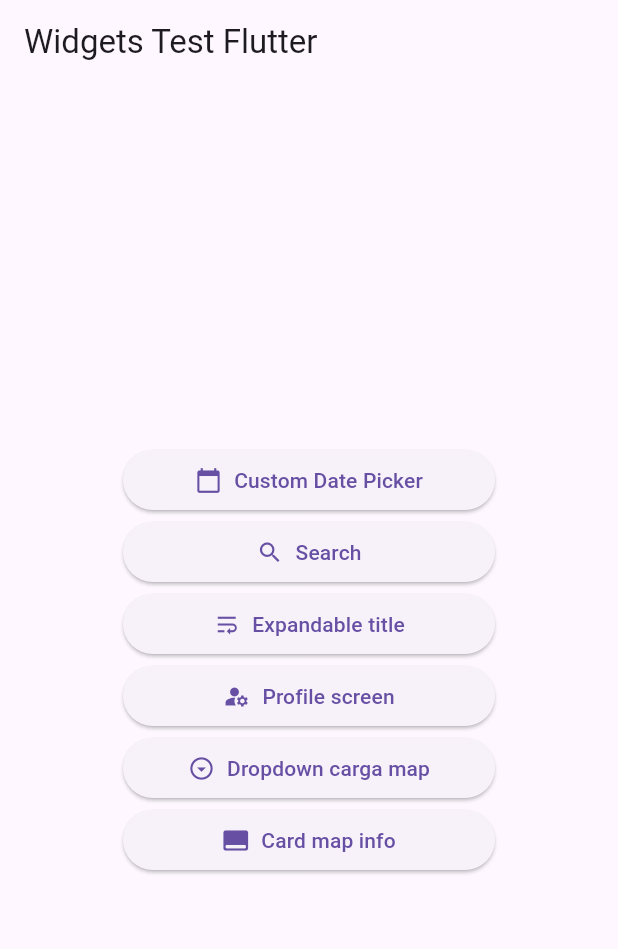
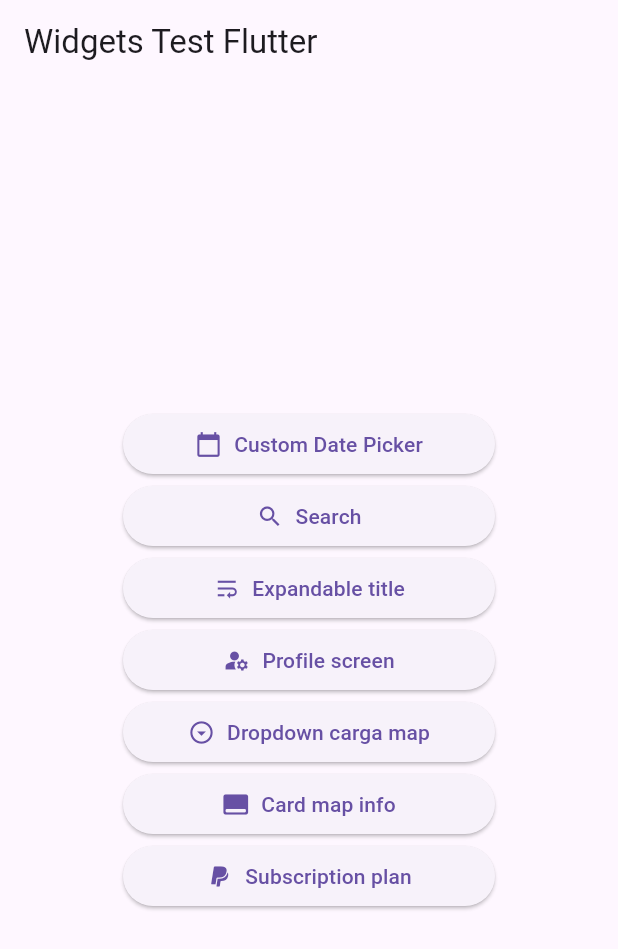
Before and after one commit to YaidelLuis/widget-test-flutter, a Flutter app: the screen it shows after launch, on a phone screen of 412 x 824 dp. Shown: the top 949 px of the screen. Run offline on Flutter 3.47's test engine with Material 3 defaults, Android fonts, the phone set to English and light mode, and no system bars; missing offline and left inert: animated_button.

Commit message:
plan subcripcion

```diff
--- a/lib/main.dart
+++ b/lib/main.dart
@@ -5,6 +5,7 @@ import 'package:mytest/dropdown/dropdown.dart';
 import 'package:mytest/expandable/expandable_title.dart';
 import 'package:mytest/profile/profile_screen.dart';
 import 'package:mytest/search/search.dart';
+import 'package:mytest/subscription_plan/subscription_plan.dart';
 import 'package:mytest/utils/commons.dart';
 import 'package:provider/provider.dart';
 
@@ -159,7 +160,7 @@ class MyHomePage extends StatelessWidget {
                 ),
               ),
             ),
-            //! Widget para mapa card info>
+            //! Widget para mapa card info
             ElevatedButton(
               onPressed: () {
                 Navigator.push(
@@ -181,6 +182,29 @@ class MyHomePage extends StatelessWidget {
                 ),
               ),
             ),
+            //! Plan de subscripcion
+            ElevatedButton(
+              onPressed: () {
+                Navigator.push(
+                  context,
+                  MaterialPageRoute(
+                      builder: (context) => const SubscriptionPage()),
+                );
+              },
+              child: const SizedBox(
+                width: 200,
+                child: Row(
+                  mainAxisAlignment: MainAxisAlignment.center,
+                  children: [
+                    Icon(Icons.paypal_outlined),
+                    SizedBox(
+                      width: 8,
+                    ),
+                    Text('Subscription plan'),
+                  ],
+                ),
+              ),
+            ),
           ],
         ),
       ),
```
Also changed, not shown: lib/subscription_plan/subscription_plan.dart (added, +84 -0 lines), pubspec.yaml (+2 -6 lines), pubspec.lock, 1 other file.
